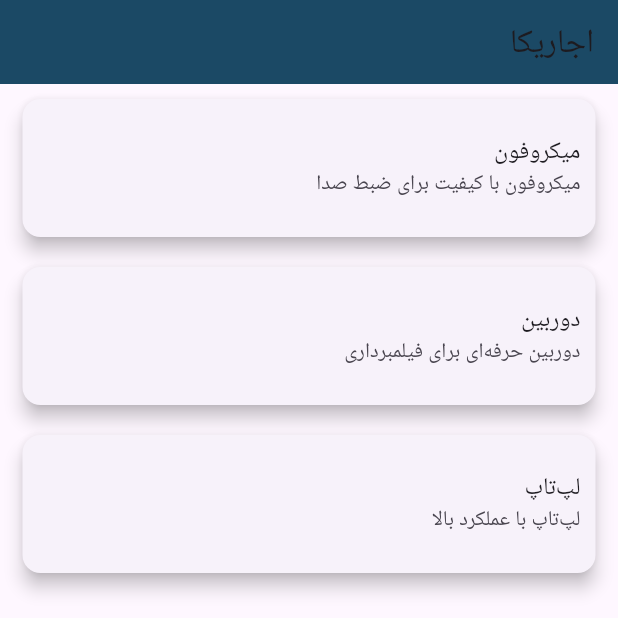
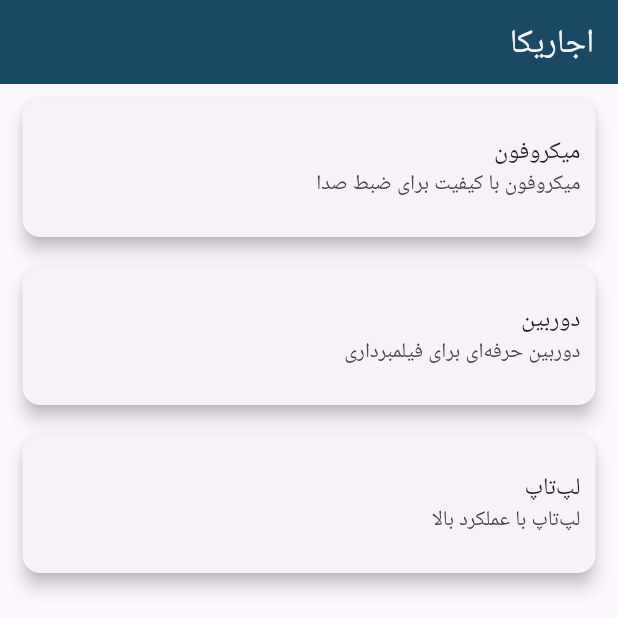
Before and after one commit to ralia79/ejarika_app, a Flutter app: the screen it shows after launch, on a phone screen of 412 x 824 dp, the top half of it. Run offline on Flutter 3.47's test engine with Material 3 defaults, Android fonts, the phone set to English and light mode, and no system bars; our stand-ins replace flutter_native_splash; Roboto replaces fonts that are missing (YekanBakh).

```diff
--- a/lib/view/homeScreen.dart
+++ b/lib/view/homeScreen.dart
@@ -22,7 +22,7 @@ class HomeScreen extends StatelessWidget {
   Widget build(BuildContext context) {
     return Scaffold(
       appBar: AppBar(
-        title: Text('اجاریکا'),
+        title: Text('اجاریکا', style: TextStyle(color: AppColors.white),),
         backgroundColor: AppColors.primary,
       ),
       body: ListView.builder(
```
